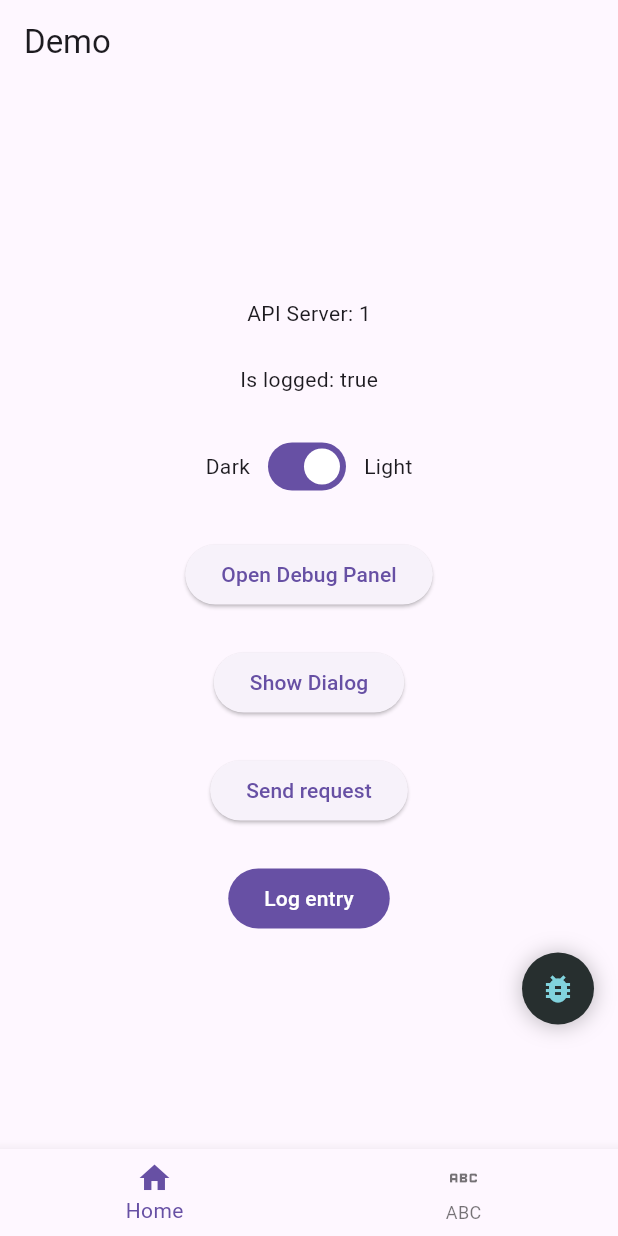
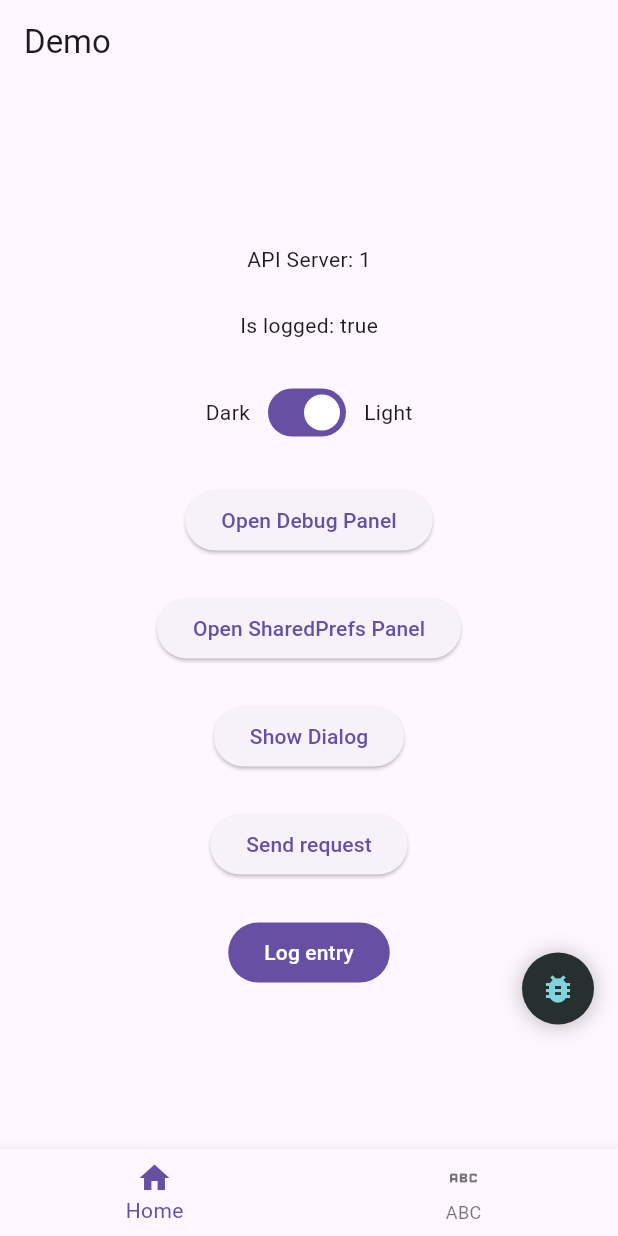
Before and after one commit to andyduke/flutter_debug_kit, a Flutter app: the screen it shows after launch, on a phone screen of 412 x 824 dp. Run offline on Flutter 3.47's test engine with Material 3 defaults, Android fonts, the phone set to English and light mode, and no system bars; our stand-ins replace package_info_plus, shared_preferences; missing offline and left inert: http_middleware.

Commit message:
Add the ability to open a panel on a specific page.

```diff
--- a/example/lib/main.dart
+++ b/example/lib/main.dart
@@ -194,6 +194,17 @@ class DemoScreen extends StatelessWidget {
             //
             ElevatedButton(
               onPressed: () {
+                DebugKitController.maybeOf(context)?.open(page: DebugKitPanelSharedPrefsPage.defaultName);
+              },
+              child: const Text('Open SharedPrefs Panel'),
+            ),
+
+            //
+            const SizedBox(height: 24),
+
+            //
+            ElevatedButton(
+              onPressed: () {
                 showAboutDialog(
                   context: context,
                   applicationName: 'DebugKit Demo App',
--- a/packages/debug_kit/lib/src/controller.dart
+++ b/packages/debug_kit/lib/src/controller.dart
@@ -17,10 +17,11 @@ class DebugKitController with ChangeNotifier {
     }
   }
 
-  // TODO: Add "DebugKitPanelBasePage? selectedPage" getter/setter
+  @internal
+  String? initialPageName;
 
-  // TODO: Add optional "page" parameter (switch to specified page after open)
-  void open() {
+  void open({String? page}) {
+    initialPageName = page;
     opened = true;
   }
 
--- a/packages/debug_kit/lib/src/pages/general_page.dart
+++ b/packages/debug_kit/lib/src/pages/general_page.dart
@@ -4,10 +4,12 @@ import 'package:flutter/material.dart';
 import 'package:package_info_plus/package_info_plus.dart';
 
 class DebugKitPanelGeneralPage extends DebugKitPanelPage {
+  static const String defaultName = 'general';
+
   DebugKitPanelGeneralPage({
     super.sections = const {},
   }) : super(
-          name: 'general',
+          name: defaultName,
           title: 'General',
           icon: Icons.info_outline,
         );
--- a/packages/debug_kit/lib/src/pages/http_log_page/http_log_page.dart
+++ b/packages/debug_kit/lib/src/pages/http_log_page/http_log_page.dart
@@ -9,8 +9,10 @@ import 'package:flutter/material.dart';
 part '_http_log_viewer.dart';
 
 class DebugKitPanelHttpPage extends DebugKitPanelBasePage {
+  static const String defaultName = 'http';
+
   @override
-  final String name = 'http';
+  final String name = defaultName;
 
   @override
   late final String title = _customTitle ?? 'Network';
--- a/packages/debug_kit/lib/src/pages/log_page/log_page.dart
+++ b/packages/debug_kit/lib/src/pages/log_page/log_page.dart
@@ -17,8 +17,10 @@ import 'package:debug_kit/src/widgets/toolbar.dart';
 import 'package:flutter/material.dart';
 
 class DebugKitPanelLogPage extends DebugKitPanelBasePage {
+  static const String defaultName = 'log';
+
   @override
-  final String name = 'log';
+  final String name = defaultName;
 
   @override
   final String title = 'Log';
--- a/packages/debug_kit/lib/src/pages/shared_prefs_page/shared_prefs_page.dart
+++ b/packages/debug_kit/lib/src/pages/shared_prefs_page/shared_prefs_page.dart
@@ -13,8 +13,10 @@ import 'package:flutter/material.dart';
 import 'package:shared_preferences/shared_preferences.dart';
 
 class DebugKitPanelSharedPrefsPage extends DebugKitPanelBasePage {
+  static const String defaultName = 'shared_prefs';
+
   @override
-  final String name = 'shared_prefs';
+  final String name = defaultName;
 
   @override
   final String title = 'Shared Prefs';
--- a/packages/debug_kit/lib/src/screen/screen.dart
+++ b/packages/debug_kit/lib/src/screen/screen.dart
@@ -8,11 +8,13 @@ import 'package:flutter/services.dart';
 
 class DebugKitPanelScreen extends StatelessWidget {
   final DebugKitController controller;
+  final String? initialPageName;
   final Set<DebugKitPanelBasePage> pages;
 
   const DebugKitPanelScreen({
     super.key,
     required this.controller,
+    this.initialPageName,
     required this.pages,
   });
 
@@ -23,6 +25,7 @@ class DebugKitPanelScreen extends StatelessWidget {
       child: DebugKitTheme(
         child: DebugKitPanelScaffold(
           controller: controller,
+          initialPageName: initialPageName,
           pages: pages,
         ),
       ),
```
Also changed, not shown: packages/debug_kit/lib/src/debug_kit.dart (+8 -2 lines), packages/debug_kit/lib/src/screen/widgets/scaffold.dart (+9 -0 lines).
